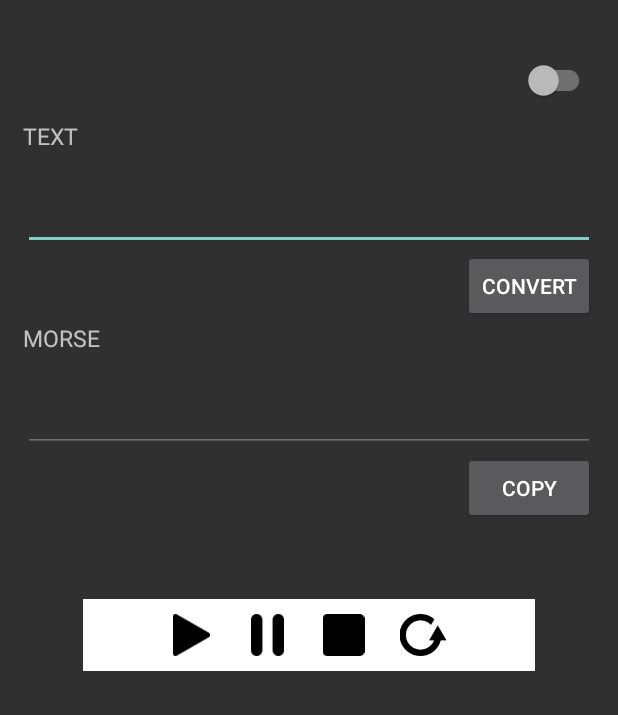
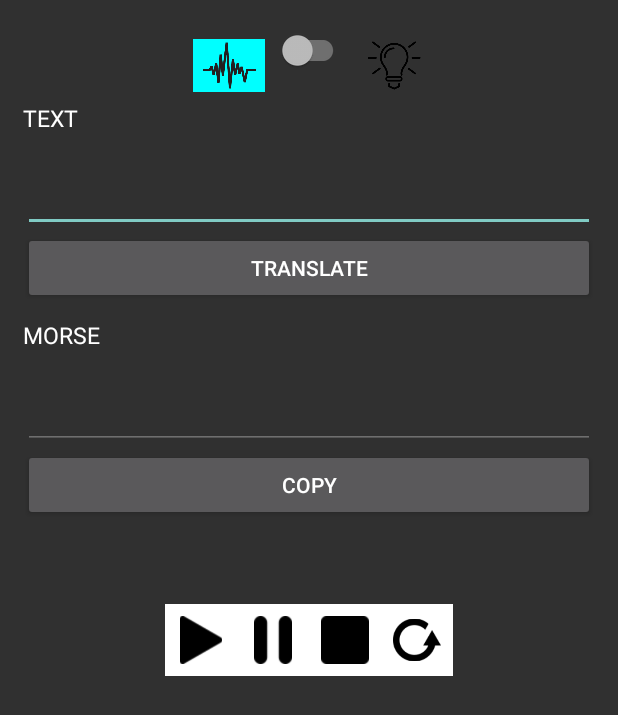
Before and after one commit to cgn170/android-txt2morse-java, an Android app: the screen it shows after launch (MainActivity), on a phone screen of 412 x 824 dp. Shown: the top 715 px of the screen. Run offline under Robolectric (Android 15) with nearby library versions, the phone set to English and light mode, and no system bars; our stand-ins replace AdMob, EventBus; libraries missing offline, so code that uses them is left out: com.kyleduo.switchbutton; plain views replace SwitchButton; 3 statements that could not run were skipped.

Commit message:
Se realizaron fix en la app

```diff
--- a/app/build.gradle
+++ b/app/build.gradle
@@ -31,4 +31,5 @@ dependencies {
     compile 'com.google.android.gms:play-services-ads:11.6.2'
 
 
+
 }
--- a/app/src/main/AndroidManifest.xml
+++ b/app/src/main/AndroidManifest.xml
@@ -3,6 +3,7 @@
     package="io.freexd.txt2morse">
     <uses-permission android:name="android.permission.CAMERA" />
     <uses-permission android:name="android.permission.FLASHLIGHT" />
+    <uses-permission android:name="android.permission.INTERNET" />
 
     <application
         android:allowBackup="true"
--- a/app/src/main/java/io/freexd/txt2morse/MainActivity.java
+++ b/app/src/main/java/io/freexd/txt2morse/MainActivity.java
@@ -4,6 +4,7 @@ import android.content.ClipData;
 import android.content.ClipboardManager;
 import android.content.Context;
 import android.content.SharedPreferences;
+import android.graphics.Color;
 import android.support.v7.app.AppCompatActivity;
 import android.os.Bundle;
 import android.util.Log;
@@ -12,6 +13,8 @@ import android.view.inputmethod.InputMethodManager;
 import android.widget.Button;
 import android.widget.CompoundButton;
 import android.widget.EditText;
+import android.widget.ImageButton;
+import android.widget.ImageView;
 import android.widget.Toast;
 
 import com.google.android.gms.ads.AdRequest;
@@ -47,6 +50,14 @@ public class MainActivity extends AppCompatActivity {
     int position = 0;
     private List<MorseItem> list_morse_translate;
 
+    ImageButton bt_loop;
+    ImageButton bt_play;
+    ImageButton bt_pause;
+    ImageButton bt_stop;
+
+    ImageView icon_audio;
+    ImageView icon_light;
+
     @Override
     protected void onCreate(Bundle savedInstanceState) {
         super.onCreate(savedInstanceState);
@@ -70,10 +81,13 @@ public class MainActivity extends AppCompatActivity {
         et_morse = (EditText) findViewById(R.id.et_morse);
         sb_output = (SwitchButton) findViewById(R.id.sb_output);
 
+        icon_audio = (ImageView) findViewById(R.id.icon_audio);
+        icon_light = (ImageView) findViewById(R.id.icon_light);
+
         SharedPreferences prefs = getSharedPreferences(PREFS_NAME, 0);
         String saved_text = prefs.getString("et_text", "");
         String saved_morse = prefs.getString("et_morse", "");
-        int saved_output = prefs.getInt("ouput", 0);
+        int saved_output = prefs.getInt("output", 0);
 
 
         sb_output.setOnCheckedChangeListener(new CompoundButton.OnCheckedChangeListener() {
@@ -82,10 +96,15 @@ public class MainActivity extends AppCompatActivity {
                 if(isChecked){
                     output = 1; //flashlight activated
                   //  Toast.makeText(getApplicationContext(),"FlashLight activated",Toast.LENGTH_SHORT).show();
+                    icon_light.setBackgroundColor(Color.CYAN);
+                    icon_audio.setBackgroundColor(Color.TRANSPARENT);
+
                 }
                 else {
                     output = 0; //sound activated
                     //Toast.makeText(getApplicationContext(),"Sound activated!",Toast.LENGTH_SHORT).show();
+                    icon_light.setBackgroundColor(Color.TRANSPARENT);
+                    icon_audio.setBackgroundColor(Color.CYAN);
                 }
 
                 SharedPreferences prefs = getSharedPreferences(PREFS_NAME, Context.MODE_PRIVATE);
@@ -95,8 +114,16 @@ public class MainActivity extends AppCompatActivity {
             }
         });
 
-        sb_output.setChecked(false);
-        if(saved_output==1)  sb_output.setChecked(true);
+        if(saved_output==1)  {
+            sb_output.setChecked(true);
+            icon_light.setBackgroundColor(Color.CYAN);
+
+        }
+        else{
+            sb_output.setChecked(false);
+            icon_audio.setBackgroundColor(Color.CYAN);
+
+        }
 
         et_text.setText(saved_text);
         et_morse.setText(saved_morse);
@@ -111,7 +138,12 @@ public class MainActivity extends AppCompatActivity {
         //Se inicializa el banner
 
       //  MobileAds.initialize(this, "ca-app-pub-7610777618304000~5667345644");
-        MobileAds.initialize(this, "ca-app-pub-3940256099942544/5224354917");
+
+       // AdView banner = (AdView) findViewById(R.id.adView);
+
+        //MobileAds.initialize(this, "ca-app-pub-3940256099942544/5224354917");
+        MobileAds.initialize(this, "ca-app-pub-3940256099942544~3347511713");
+
 
         mAdView = findViewById(R.id.adView);
         //AdRequest adRequest = new AdRequest.Builder().build();
@@ -119,6 +151,11 @@ public class MainActivity extends AppCompatActivity {
                 .addTestDevice(AdRequest.DEVICE_ID_EMULATOR)
                 .build();
         mAdView.loadAd(adRequest);
+
+        bt_loop = (ImageButton) findViewById(R.id.bt_menu_reproducir_loop);
+        bt_play = (ImageButton) findViewById(R.id.bt_menu_reproducir_play);
+        bt_pause = (ImageButton) findViewById(R.id.bt_menu_reproducir_pause);
+        bt_stop = (ImageButton) findViewById(R.id.bt_menu_reproducir_stop);
 
     }
 
@@ -133,6 +170,8 @@ public class MainActivity extends AppCompatActivity {
 
         String result = "";
         String text_lowerCase = et_text.getText().toString().toLowerCase();
+        if(text_lowerCase.length()==0) return;
+
         String character_text = "";
         String character_morse = "";
         int morse_count=0;
@@ -175,6 +214,7 @@ public class MainActivity extends AppCompatActivity {
         try {
             //Log.d(TAG, "position actual = "+position);
             //Log.d(TAG, "tama#o text= "+et_text.getText().toString().length());
+            if(et_text.getText().toString().length()==0) return;
             if((position+1)>=(et_text.getText().toString().length())) position = 0;
             //Flashlight
             if(output==1){
@@ -184,6 +224,8 @@ public class MainActivity extends AppCompatActivity {
                         if (morseToFlashlightObj.morseToFlashLightCheck(list_morse_translate,position)) {
                             threadFlashLight = new Thread(morseToFlashlightObj);
                             threadFlashLight.start();
+                            bt_pause.setBackgroundColor(Color.WHITE);
+                            bt_play.setBackgroundColor(Color.CYAN);
                         }
                     }
 
@@ -194,6 +236,8 @@ public class MainActivity extends AppCompatActivity {
                     if (morseToAudioObj.morseToAudioCheck(list_morse_translate,position)) {
                         threadAudio = new Thread(morseToAudioObj);
                         threadAudio.start();
+                        bt_pause.setBackgroundColor(Color.WHITE);
+                        bt_play.setBackgroundColor(Color.CYAN);
                     }
                 }
             }
@@ -211,6 +255,9 @@ public class MainActivity extends AppCompatActivity {
                 if(loop_on){
                     morseToFlashlightObj.enable_loop();
                 }
+                bt_play.setBackgroundColor(Color.WHITE);
+                bt_pause.setBackgroundColor(Color.CYAN);
+
             }
         }
         else{ //Sound
@@ -221,6 +268,9 @@ public class MainActivity extends AppCompatActivity {
                 if(loop_on){
                     morseToAudioObj.enable_loop();
                 }
+                bt_play.setBackgroundColor(Color.WHITE);
+                bt_pause.setBackgroundColor(Color.CYAN);
+
             }
         }
     }
@@ -228,7 +278,8 @@ public class MainActivity extends AppCompatActivity {
     public void onClick_Stop_Control(View v){
         //Flashlight
         //if(output==1){
-            if (threadFlashLight.isAlive()) {
+        bt_stop.setBackgroundColor(Color.CYAN);
+        if (threadFlashLight.isAlive()) {
                     morseToFlashlightObj.disable_loop();
                     morseToFlashlightObj.turnOff();
                     threadFlashLight.interrupt();
@@ -249,6 +300,10 @@ public class MainActivity extends AppCompatActivity {
         //}
         position = 0;
         et_text.setSelection(0,1);
+        bt_stop.setBackgroundColor(Color.WHITE);
+        bt_play.setBackgroundColor(Color.WHITE);
+        bt_pause.setBackgroundColor(Color.WHITE);
+
 
     }
 
@@ -260,13 +315,19 @@ public class MainActivity extends AppCompatActivity {
 
                 if(morseToFlashlightObj.getLoop()){
                     morseToFlashlightObj.disable_loop();
-                    Toast.makeText(getApplicationContext(),"Loop disabled",Toast.LENGTH_SHORT).show();
+                 //   Toast.makeText(getApplicationContext(),"Loop disabled",Toast.LENGTH_SHORT).show();
                     loop_on = false;
+
+                    //Cambia boton de loop a inactivo
+                    bt_loop.setBackgroundColor(Color.WHITE);
+
                 }
                 else{
                     morseToFlashlightObj.enable_loop();
-                    Toast.makeText(getApplicationContext(),"Loop enabled",Toast.LENGTH_SHORT).show();
+                   // Toast.makeText(getApplicationContext(),"Loop enabled",Toast.LENGTH_SHORT).show();
                     loop_on = true;
+                    //Cambia boton de loop a activo
+                    bt_loop.setBackgroundColor(Color.CYAN);
 
                 }
             }
@@ -278,11 +339,17 @@ public class MainActivity extends AppCompatActivity {
                     morseToAudioObj.disable_loop();
                     Toast.makeText(getApplicationContext(),"Loop disabled",Toast.LENGTH_SHORT).show();
                     loop_on = false;
+                    //Cambia boton de loop a inactivo
+                    bt_loop.setBackgroundColor(Color.WHITE);
+
                 }
                 else{
                     morseToAudioObj.enable_loop();
                     Toast.makeText(getApplicationContext(),"Loop enabled",Toast.LENGTH_SHORT).show();
                     loop_on = true;
+                    //Cambia boton de loop a activo
+                    bt_loop.setBackgroundColor(Color.CYAN);
+
                 }
             }
 
@@ -302,6 +369,10 @@ public class MainActivity extends AppCompatActivity {
 
         if(!event.morse.equals("|"))
             Toast.makeText(getApplicationContext(),event.text.toUpperCase() +" = "+ event.morse,Toast.LENGTH_SHORT).show();
+
+        //Se verifica cuando llegue al final
+        if(position==(et_text.getText().length()-1))
+            bt_play.setBackgroundColor(Color.WHITE);
     }
 
     @Override
--- a/app/src/main/res/layout/activity_main.xml
+++ b/app/src/main/res/layout/activity_main.xml
@@ -7,6 +7,15 @@
     tools:context="io.freexd.txt2morse.MainActivity"
 
     >
+    <com.google.android.gms.ads.AdView
+        xmlns:ads="http://schemas.android.com/apk/res-auto"
+        android:id="@+id/adView"
+        android:layout_width="match_parent"
+        android:layout_height="wrap_content"
+        android:layout_centerHorizontal="true"
+        ads:adSize="BANNER"
+        ads:adUnitId="@string/banner_ad_unit_id"
+        />
 
     <TableLayout
         android:id="@+id/tableLayout"
@@ -15,44 +24,55 @@
         android:stretchColumns="0"
         android:layout_marginRight="15dp"
         android:layout_marginLeft="15dp"
+        android:layout_below="@+id/adView"
 
         >
-        <TableRow
-            android:gravity="center_horizontal"
-            >
-            <com.google.android.gms.ads.AdView
-                xmlns:ads="http://schemas.android.com/apk/res-auto"
-                android:id="@+id/adView"
-                android:layout_width="wrap_content"
-                android:layout_height="wrap_content"
-                android:layout_centerHorizontal="true"
-                android:layout_alignParentBottom="true"
-                ads:adSize="BANNER"
-                ads:adUnitId="ca-app-pub-3940256099942544/5224354917
-">
-            </com.google.android.gms.ads.AdView>
-        </TableRow>
-
 
         <TableRow
-            android:gravity="center_horizontal"
-            android:layout_marginTop="40dp"
+            android:layout_marginTop="20dp"
             >
+            <LinearLayout
+                android:layout_gravity="center_horizontal"
+                >
+
+                <ImageView
+                    android:id="@+id/icon_audio"
+                    android:layout_width="48dp"
+                    android:layout_height="35dp"
+                    android:scaleType="fitCenter"
+                    android:src="@drawable/audio_frequency_icon"
+                    android:layout_marginRight="8dp"
+                    android:layout_gravity="center"
+                    android:layout_marginEnd="8dp"
+                    />
 
                 <com.kyleduo.switchbutton.SwitchButton
                     android:id="@+id/sb_output"
                     android:layout_width="wrap_content"
-                android:layout_height="40dp"
+                    android:layout_height="48dp"
                     android:gravity="right"
+                    android:textColor="@android:color/white"
+                    app:kswTextAdjust="@dimen/ksw_md_thumb_shadow_offset"
                     app:kswTextOff="   Sound   "
                     app:kswTextOn="   Flashlight   "
-                android:layout_gravity="right"
+                    app:kswThumbHeight="32dp"
                     app:kswThumbWidth="32dp"
-                app:kswThumbHeight="32dp"
-                app:kswTextAdjust="@dimen/ksw_md_thumb_shadow_offset"
+
+                    />
+                <ImageView
+                    android:id="@+id/icon_light"
+                    android:layout_width="40dp"
+                    android:layout_height="35dp"
+                    android:scaleType="fitCenter"
+                    android:src="@drawable/electric_light_bulb_icon"
+                    android:layout_marginLeft="10dp"
+                    android:layout_gravity="center"
+                    android:layout_marginStart="10dp" />
 
 
-                />
+            </LinearLayout>
+
+
         </TableRow>
 
         <TableRow
@@ -65,6 +85,7 @@
                 android:text="@string/title_edit_text_text"
                 android:textAllCaps="true"
                 android:textSize="15sp"
+                android:textColor="@android:color/white"
                 />
 
         </TableRow>
@@ -84,17 +105,18 @@
             >
             <Button
                 android:id="@+id/btn_convert"
-                android:layout_width="wrap_content"
+                android:layout_width="match_parent"
                 android:layout_height="wrap_content"
-                android:text="Convert"
+                android:text="@string/convert_btn"
                 android:onClick="onClick_Convert_Text_to_Morse"
-                android:layout_gravity="right"
+                android:textColor="@android:color/white"
                 />
 
         </TableRow>
 
         <TableRow
             android:gravity="center_horizontal"
+            android:layout_marginTop="10dp"
             >
             <TextView
                 android:layout_width="wrap_content"
@@ -102,7 +124,9 @@
                 android:layout_marginBottom="5dp"
                 android:text="@string/title_edit_text_morse"
                 android:textAllCaps="true"
-                android:textSize="15sp" />
+                android:textSize="15sp"
+                android:textColor="@android:color/white"
+                />
         </TableRow>
 
         <TableRow
@@ -122,96 +146,78 @@
             >
 
             <Button
-                android:layout_width="wrap_content"
+                android:layout_width="match_parent"
                 android:layout_height="wrap_content"
-                android:text="Copy"
+                android:text="@string/copy_btn"
                 android:onClick="onClick_Copy_Morse_to_Clipboard"
-                android:layout_gravity="right"
+                android:textColor="@android:color/white"
                 />
 
         </TableRow>
         <TableRow
             android:gravity="center_horizontal"
-            android:layout_marginTop="50dp"
-            android:paddingRight="40dp"
-            android:paddingLeft="40dp"
+            android:layout_marginTop="55dp"
+
             >
 
             <LinearLayout
                 android:id="@+id/linearLayoutMainMenu"
                 android:layout_width="wrap_content"
                 android:layout_height="48dp"
-                android:background="#ffffff"
                 android:gravity="center_horizontal"
-                android:orientation="horizontal">
+                android:orientation="horizontal"
+                android:layout_marginStart="40dp"
+                android:layout_marginEnd="40dp"
+                >
 
                 <ImageButton
                     android:id="@+id/bt_menu_reproducir_play"
                     android:layout_width="48dp"
                     android:layout_height="wrap_content"
                     android:layout_gravity="center"
-                    android:layout_marginLeft="1dp"
-                    android:layout_marginRight="1dp"
+
                     android:background="@android:color/white"
                     android:onClick="onClick_Play_Control"
-                    android:paddingBottom="10dp"
-                    android:paddingLeft="5dp"
-                    android:paddingRight="10dp"
-                    android:paddingTop="10dp"
+
                     android:scaleType="fitCenter"
-                    android:src="@drawable/play" />
+                    android:src="@drawable/play"
+                    android:padding="8dp" />
 
                 <ImageButton
                     android:id="@+id/bt_menu_reproducir_pause"
                     android:layout_width="48dp"
                     android:layout_height="wrap_content"
                     android:layout_gravity="center"
-                    android:layout_marginLeft="1dp"
-                    android:layout_marginRight="1dp"
+
                     android:background="@android:color/white"
                     android:onClick="onClick_Pause_Control"
-                    android:paddingBottom="10dp"
-                    android:paddingLeft="5dp"
-                    android:paddingRight="10dp"
-                    android:paddingTop="10dp"
+                    android:padding="8dp"
                     android:scaleType="fitCenter"
-                    android:src="@drawable/pause"
-
-                    />
+                    android:src="@drawable/pause" />
 
                 <ImageButton
                     android:id="@+id/bt_menu_reproducir_stop"
                     android:layout_width="48dp"
                     android:layout_height="wrap_content"
                     android:layout_gravity="center"
-                    android:layout_marginLeft="1dp"
-                    android:layout_marginRight="1dp"
+
                     android:background="@android:color/white"
                     android:onClick="onClick_Stop_Control"
-                    android:paddingBottom="10dp"
-                    android:paddingLeft="5dp"
-                    android:paddingRight="10dp"
-                    android:paddingTop="10dp"
+                    android:padding="8dp"
                     android:scaleType="fitCenter"
-                    android:src="@drawable/stop"
-
-                    />
+                    android:src="@drawable/stop" />
 
                 <ImageButton
                     android:id="@+id/bt_menu_reproducir_loop"
                     android:layout_width="48dp"
                     android:layout_height="wrap_content"
                     android:layout_gravity="center"
-                    android:layout_marginLeft="1dp"
-                    android:layout_marginRight="1dp"
+
                     android:background="@android:color/white"
                     android:onClick="onClick_Loop_Control"
-                    android:paddingBottom="10dp"
-                    android:paddingLeft="5dp"
-                    android:paddingRight="5dp"
-                    android:paddingTop="10dp"
                     android:scaleType="fitCenter"
                     android:src="@drawable/loop"
+                    android:padding="8dp"
 
                     />
 
--- a/app/src/main/res/values/strings.xml
+++ b/app/src/main/res/values/strings.xml
@@ -2,4 +2,7 @@
     <string name="app_name">Txt2Morse</string>
     <string name="title_edit_text_morse">Morse</string>
     <string name="title_edit_text_text">Text</string>
+    <string name="convert_btn">Translate</string>
+    <string name="copy_btn">Copy</string>
+    <string name="banner_ad_unit_id">ca-app-pub-3940256099942544/6300978111</string>
 </resources>
```
Also changed, not shown: app/src/main/res/drawable/audio_frequency_icon.png (added), app/src/main/res/drawable/electric_light_bulb_icon.png (added). Lines whose indentation alone changed are shown as unchanged.
